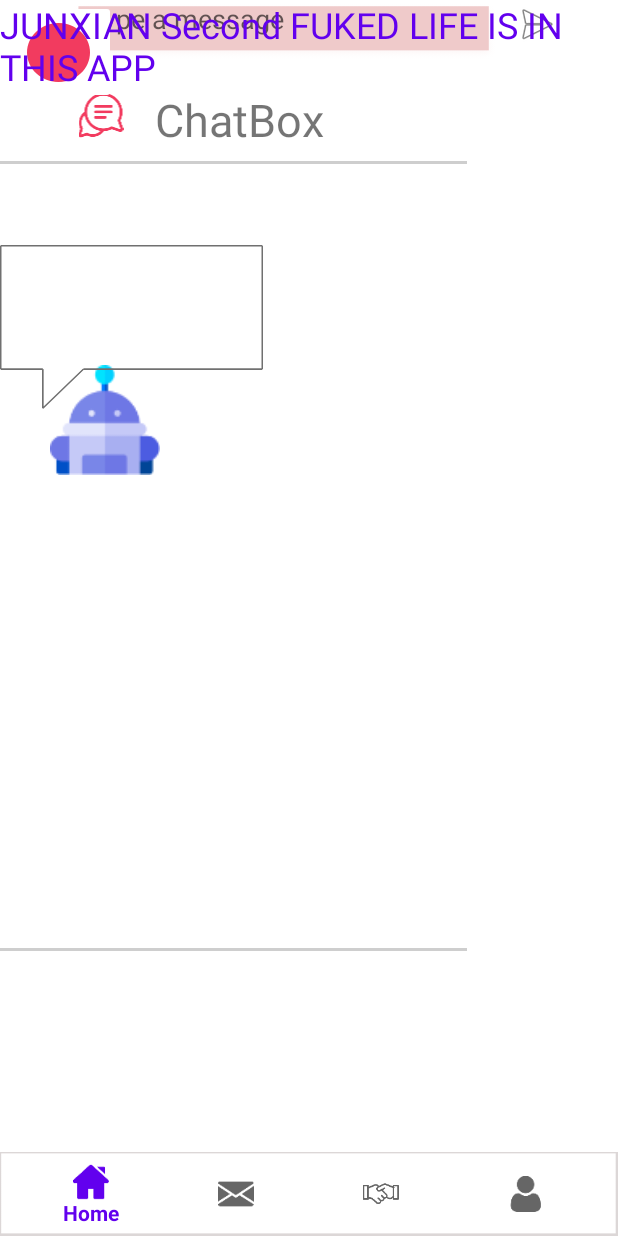
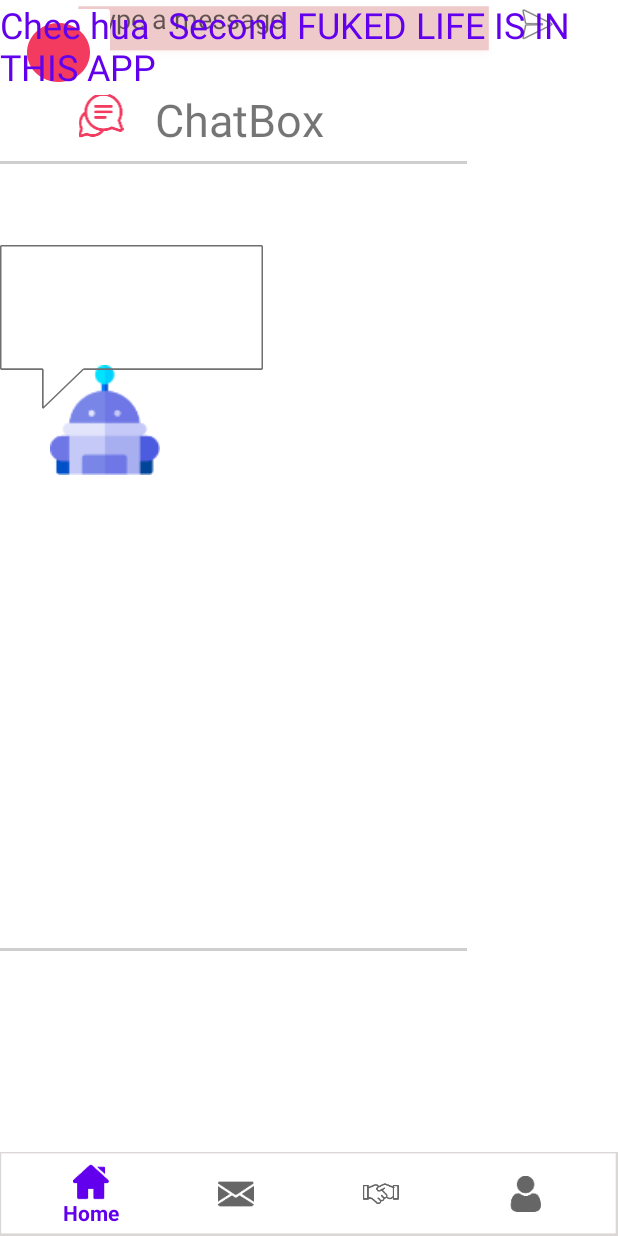
Before and after one commit to neijunxian/E-salon, an Android app: the fragment Fragment_message placed in its activity, on a phone screen of 412 x 824 dp. Run offline under Robolectric (Android 15) with nearby library versions, the phone set to English and light mode, and no system bars.

Commit message:
commit by jun xian

```diff
--- a/app/src/main/res/layout/fragment_message.xml
+++ b/app/src/main/res/layout/fragment_message.xml
@@ -131,7 +131,7 @@
         android:id="@+id/textView12"
         android:layout_width="wrap_content"
         android:layout_height="228dp"
-        android:text="JUNXIAN Second FUKED LIFE IS IN THIS APP "
+        android:text="Chee hua  Second FUKED LIFE IS IN THIS APP "
         android:textColor="@color/design_default_color_primary"
         android:textSize="24sp" />
 
```
